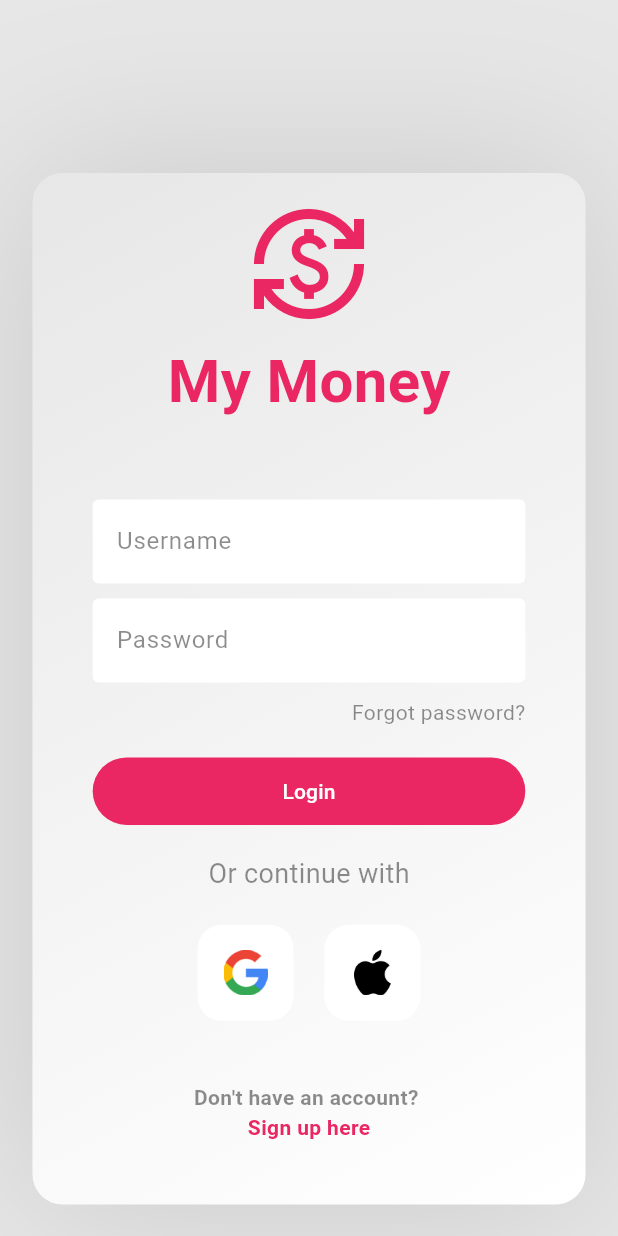
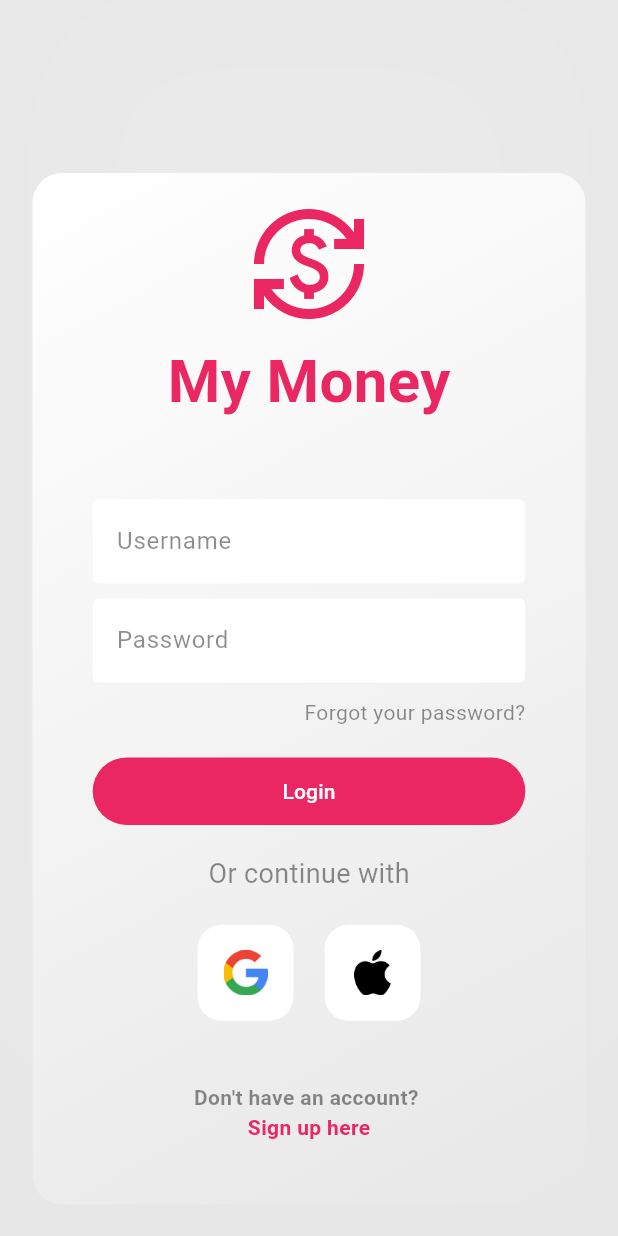
Before and after one commit to RadiHaz/my_money, a Flutter app: the screen it shows after launch, on a phone screen of 412 x 824 dp. Run offline on Flutter 3.47's test engine with Material 2 defaults, Android fonts, the phone set to English and light mode, and no system bars.

Commit message:
feat: inverted container gradient + tweaked shadows and its color

```diff
--- a/lib/src/modules/login/page/login_page.dart
+++ b/lib/src/modules/login/page/login_page.dart
@@ -127,15 +127,15 @@ class _LoginPageState extends State<LoginPage> {
                             AppColors.appPageBackground,
                             AppColors.inputBackground
                           ],
-                          begin: Alignment.topLeft,
-                          end: Alignment.bottomRight,
+                          begin: Alignment.bottomRight,
+                          end: Alignment.topLeft,
                         ),
                         boxShadow: [
                           BoxShadow(
                               color: AppColors.containerShadow,
                               spreadRadius: 5,
                               blurRadius: 100,
-                              offset: Offset(0, 0))
+                              offset: Offset(0, -125))
                         ]),
                     child: Center(
                       child: Padding(
@@ -176,7 +176,7 @@ class _LoginPageState extends State<LoginPage> {
                                   mainAxisAlignment: MainAxisAlignment.end,
                                   children: [
                                     Text(
-                                      'Forgot password?',
+                                      'Forgot your password?',
                                       style: TextStyle(
                                         color: AppColors.secondaryText,
                                       ),
--- a/lib/src/shared/colors/app_colors.dart
+++ b/lib/src/shared/colors/app_colors.dart
@@ -9,5 +9,5 @@ class AppColors {
   static const Color secondaryText = Colors.black45;
   static const Color inputBackground = Colors.white;
   static const Color inputBorder = Colors.white10;
-  static const Color containerShadow = Colors.black12;
+  static const Color containerShadow = Colors.white12;
 }
```
